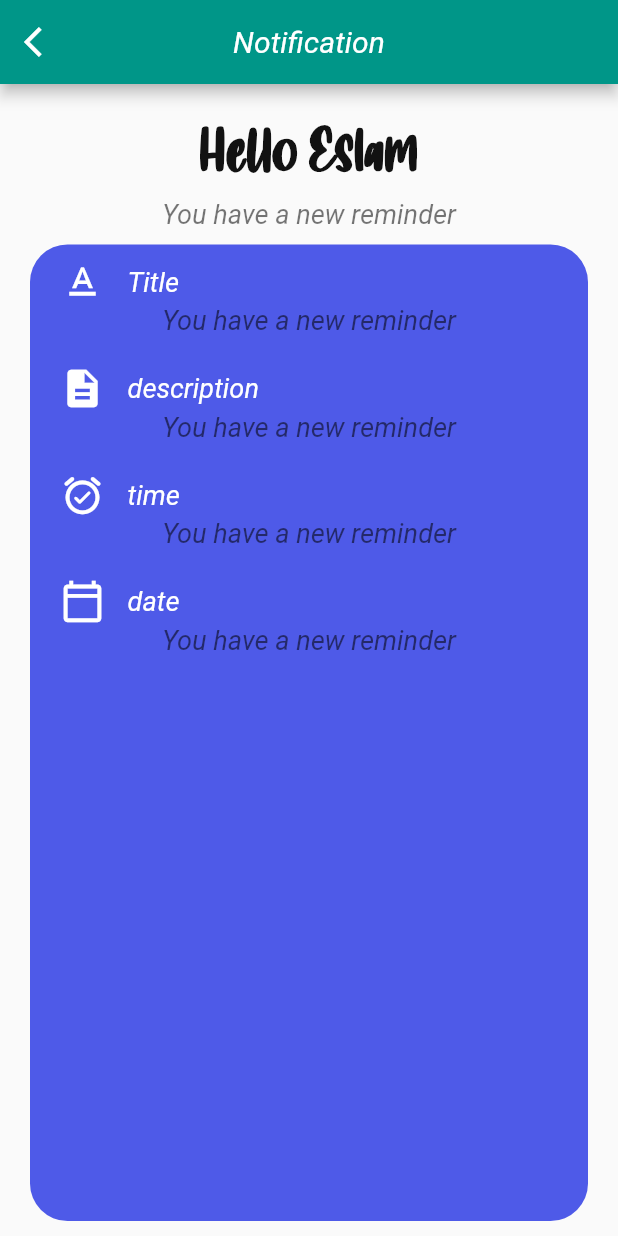
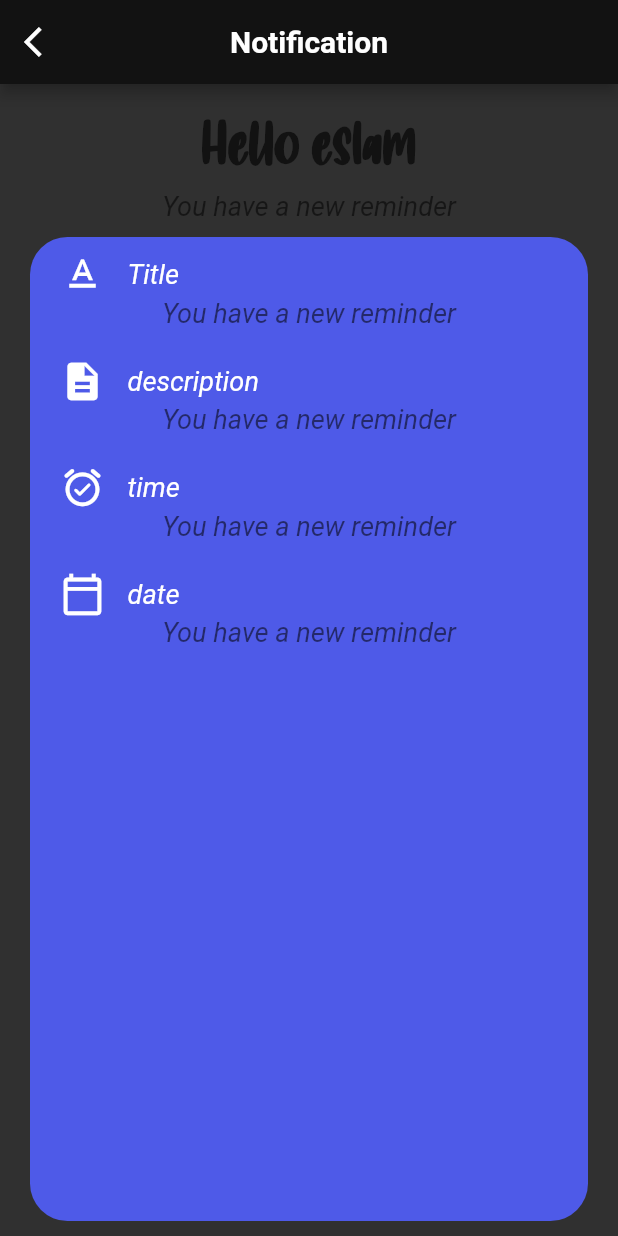
Before and after one commit to eslammongy/TodoApp, a Flutter app: the screen it shows after launch, after a tap on "Go", on a phone screen of 412 x 824 dp. Run offline on Flutter 3.47's test engine with Material 2 defaults, Android fonts, the phone set to English and light mode, and no system bars; our stand-ins replace get, google_fonts.

Commit message:
building app theme style dark & light &text styles

```diff
--- a/todo_app/lib/constants/theme.dart
+++ b/todo_app/lib/constants/theme.dart
@@ -1,4 +1,7 @@
 import 'package:flutter/material.dart';
+import 'package:flutter/services.dart';
+import 'package:get/get.dart';
+import 'package:google_fonts/google_fonts.dart';
 
 const Color bluishClr = Color(0xFF4e5ae8);
 const Color orangeClr = Color(0xCFFF8746);
@@ -8,4 +11,78 @@ const primaryClr = bluishClr;
 const Color darkGreyClr = Color(0xFF121212);
 const Color darkHeaderClr = Color(0xFF424242);
 
-class Themes {}
+class Themes {
+  static final lightTheme = ThemeData(
+      appBarTheme: const AppBarTheme(
+        backgroundColor: primaryClr,
+        systemOverlayStyle: SystemUiOverlayStyle(
+            statusBarColor: primaryClr, systemNavigationBarColor: primaryClr),
+      ),
+      primaryColor: primaryClr,
+      backgroundColor: Colors.white,
+      brightness: Brightness.light);
+
+  static final darkTheme = ThemeData(
+      appBarTheme: const AppBarTheme(
+        backgroundColor: darkGreyClr,
+        systemOverlayStyle: SystemUiOverlayStyle(
+            statusBarColor: darkGreyClr, systemNavigationBarColor: darkGreyClr),
+      ),
+      primaryColor: darkGreyClr,
+      backgroundColor: darkGreyClr,
+      brightness: Brightness.dark);
+
+  TextStyle get headingStyle {
+    return GoogleFonts.openSans(
+        textStyle: TextStyle(
+            color: Get.isDarkMode ? Colors.white : Colors.black54,
+            fontSize: 22,
+            letterSpacing: 1.0,
+            fontWeight: FontWeight.w800));
+  }
+
+  TextStyle get subHeadingStyle {
+    return GoogleFonts.openSans(
+        textStyle: TextStyle(
+            color: Get.isDarkMode ? Colors.white : Colors.black54,
+            fontSize: 20,
+            letterSpacing: 1.0,
+            fontWeight: FontWeight.w700));
+  }
+
+  TextStyle get titleStyle {
+    return GoogleFonts.openSans(
+        textStyle: TextStyle(
+            color: Get.isDarkMode ? Colors.white : Colors.black54,
+            fontSize: 18,
+            letterSpacing: 1.0,
+            fontWeight: FontWeight.w600));
+  }
+
+  TextStyle get subTitleStyle {
+    return GoogleFonts.openSans(
+        textStyle: TextStyle(
+            color: Get.isDarkMode ? Colors.white : Colors.black54,
+            fontSize: 16,
+            letterSpacing: 1.0,
+            fontWeight: FontWeight.w400));
+  }
+
+  TextStyle get bodyStyle {
+    return GoogleFonts.openSans(
+        textStyle: TextStyle(
+            color: Get.isDarkMode ? Colors.grey[200] : Colors.black54,
+            fontSize: 15,
+            letterSpacing: 1.0,
+            fontWeight: FontWeight.w400));
+  }
+
+  TextStyle get body2Style {
+    return GoogleFonts.openSans(
+        textStyle: TextStyle(
+            color: Get.isDarkMode ? Colors.grey[200] : Colors.black54,
+            fontSize: 15,
+            letterSpacing: 1.0,
+            fontWeight: FontWeight.w400));
+  }
+}
--- a/todo_app/lib/main.dart
+++ b/todo_app/lib/main.dart
@@ -1,6 +1,6 @@
 import 'package:flutter/material.dart';
-import 'package:flutter/services.dart';
 import 'package:get/get_navigation/get_navigation.dart';
+import 'package:todo_app/constants/theme.dart';
 import 'package:todo_app/screens/splash_screen.dart';
 
 void main() {
@@ -16,10 +16,9 @@ class MyApp extends StatelessWidget {
     return GetMaterialApp(
       debugShowCheckedModeBanner: false,
       title: 'Flutter Demo',
-      theme: ThemeData(
-        primarySwatch: Colors.teal,
-        backgroundColor: Colors.teal,
-      ),
+      themeMode: ThemeMode.dark,
+      theme: Themes.lightTheme,
+      darkTheme: Themes.darkTheme,
       home: const SplashScreen(),
     );
   }
--- a/todo_app/lib/screens/notifications_screen.dart
+++ b/todo_app/lib/screens/notifications_screen.dart
@@ -15,10 +15,6 @@ class _NotificationScreenState extends State<NotificationScreen> {
   Widget build(BuildContext context) {
     return Scaffold(
       appBar: AppBar(
-        systemOverlayStyle: const SystemUiOverlayStyle(
-            statusBarColor: Colors.teal,
-            systemNavigationBarColor: Colors.deepOrange),
-        backgroundColor: context.theme.backgroundColor,
         leading: IconButton(
             onPressed: () => Get.back(),
             icon: const Icon(Icons.arrow_back_ios)),
@@ -29,7 +25,7 @@ class _NotificationScreenState extends State<NotificationScreen> {
               color: Colors.white,
               fontSize: 20,
               fontFamily: "Roboto",
-              fontWeight: FontWeight.w400),
+              fontWeight: FontWeight.w800),
         ),
       ),
       body: SafeArea(
@@ -37,12 +33,12 @@ class _NotificationScreenState extends State<NotificationScreen> {
         crossAxisAlignment: CrossAxisAlignment.center,
         children: [
           const SizedBox(
-            height: 20,
+            height: 15,
           ),
           Column(
             children: const [
               Text(
-                "Hello Eslam",
+                "Hello eslam",
                 style: TextStyle(
                     color: darkGreyClr,
                     fontSize: 20,
```
